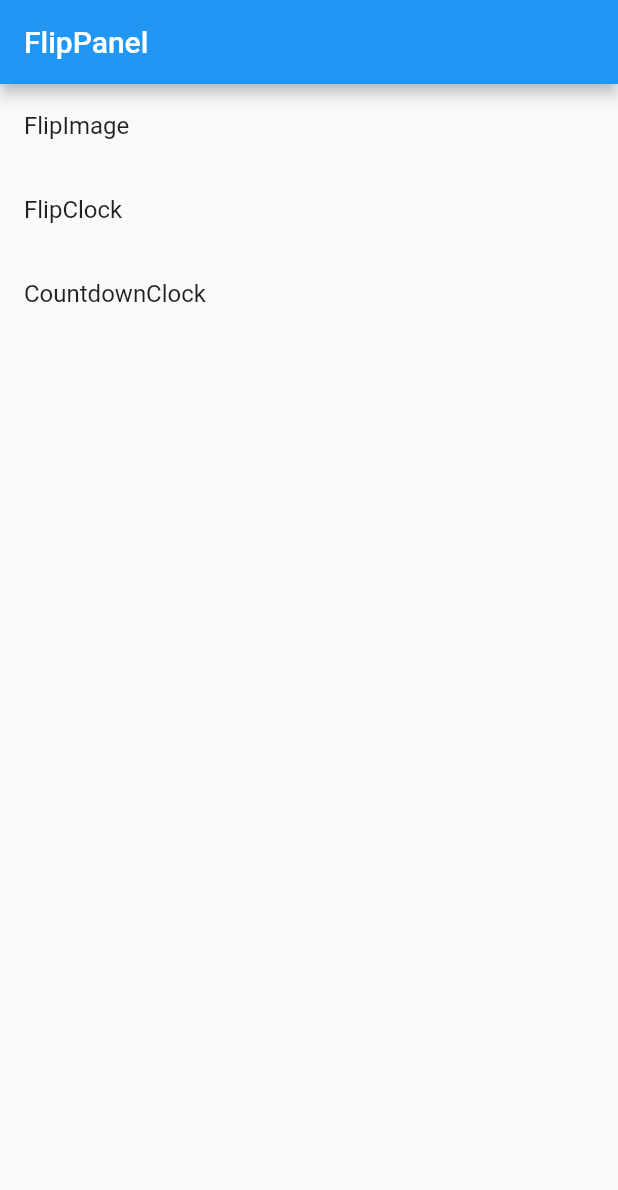
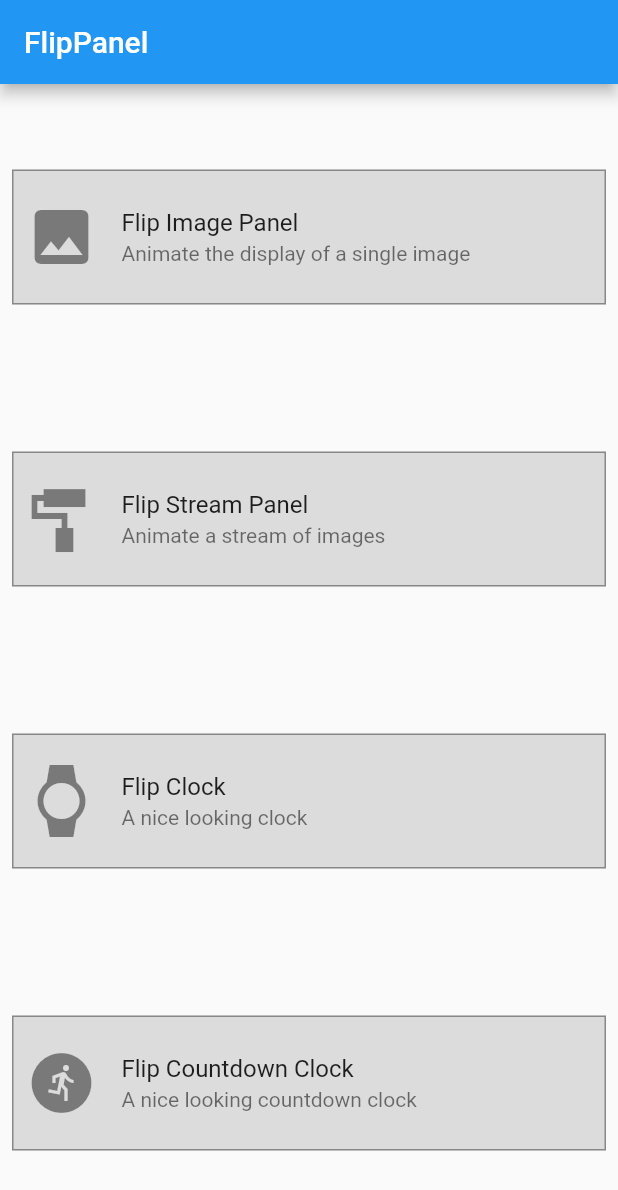
Before and after one commit to cc-nogueira/flip_board, a Flutter app: the screen it shows after launch, on a phone screen of 412 x 824 dp. Shown: the top 1190 px of the screen. Run offline on Flutter 3.47's test engine with Material 2 defaults, Android fonts, the phone set to English and light mode, and no system bars.

Commit message:
FlipStreamPanel example

```diff
--- a/example/lib/main.dart
+++ b/example/lib/main.dart
@@ -3,6 +3,7 @@ import 'package:flutter/material.dart';
 import 'pages/flip_clock_page.dart';
 import 'pages/flip_countdown_clock_page.dart';
 import 'pages/flip_image_page.dart';
+import 'pages/flip_stream_page.dart';
 
 void main() => runApp(MyApp());
 
@@ -13,17 +14,38 @@ class MyApp extends StatelessWidget {
       debugShowCheckedModeBanner: false,
       title: 'FlipPanel',
       routes: {
-        'flip_image': (_) => AnimatedImagePage(
-              imageName: 'assets/flutter_cover.png',
+        'flip_image': _flipImagePage,
+        'flip_stream': _flipStreamPage,
+        'flip_clock': (_) => FlipClockPage(),
+        'countdown_clock': (_) => CountdownClockPage(),
+      },
+      home: HomePage(),
+    );
+  }
+
+  Widget _flipImagePage(BuildContext context) => FlipImagePage(
+        imageName: 'assets/flutter.png',
         width: 375.0,
         height: 200.0,
         columns: 8,
         rows: 2,
-            ),
-        'flip_clock': (_) => FlipClockPage(),
-        'countdown_clock': (_) => CountdownClockPage(),
-      },
-      home: HomePage(),
+      );
+
+  Widget _flipStreamPage(BuildContext context) {
+    final images = <String>[
+      'assets/flower.png',
+      'assets/butterfly.png',
+      'assets/sea.png',
+      'assets/bird.png',
+    ];
+    return FlipStreamPage(
+      imageNames: images,
+      width: 375.0,
+      height: 200.0,
+      columns: 12,
+      rows: 4,
+      animationMillis: 3000,
+      imageChangeSeconds: 5,
     );
   }
 }
@@ -33,22 +55,43 @@ class HomePage extends StatelessWidget {
   Widget build(BuildContext context) {
     return Scaffold(
       appBar: AppBar(title: const Text('FlipPanel')),
-      body: Column(
+      body: Padding(
+        padding: const EdgeInsets.all(8.0),
+        child: ListTileTheme(
+          tileColor: Colors.black12,
+          contentPadding: const EdgeInsets.all(8.0),
+          shape: Border.all(color: Colors.black38),
+          child: Column(
+            mainAxisAlignment: MainAxisAlignment.spaceAround,
             children: [
               ListTile(
-            title: const Text('FlipImage'),
+                leading: const Icon(Icons.image, size: 48.0),
+                title: const Text('Flip Image Panel'),
+                subtitle: const Text('Animate the display of a single image'),
                 onTap: () => Navigator.of(context).pushNamed('flip_image'),
               ),
               ListTile(
-            title: const Text('FlipClock'),
+                leading: const Icon(Icons.imagesearch_roller, size: 48.0),
+                title: const Text('Flip Stream Panel'),
+                subtitle: const Text('Animate a stream of images'),
+                onTap: () => Navigator.of(context).pushNamed('flip_stream'),
+              ),
+              ListTile(
+                leading: const Icon(Icons.watch, size: 48.0),
+                title: const Text('Flip Clock'),
+                subtitle: const Text('A nice looking clock'),
                 onTap: () => Navigator.of(context).pushNamed('flip_clock'),
               ),
               ListTile(
-            title: const Text('CountdownClock'),
+                leading: const Icon(Icons.run_circle, size: 48.0),
+                title: const Text('Flip Countdown Clock'),
+                subtitle: const Text('A nice looking countdown clock'),
                 onTap: () => Navigator.of(context).pushNamed('countdown_clock'),
               ),
             ],
           ),
+        ),
+      ),
     );
   }
 }
```
Also changed, not shown: example/pubspec.yaml (+6 -1 lines), example/assets/bird.png (added), example/assets/butterfly.png (added), example/assets/flower.png (added), example/assets/flutter.png (added), example/assets/sea.png (added). Lines whose indentation alone changed are shown as unchanged.
